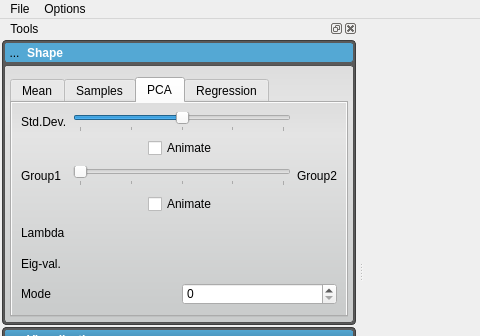
First picture: the form in code/ShapeWorksView2/ShapeWorksView2.ui, repository SCIInstitute/ShapeWorks, before the edit; both pictures show x 0 to 480 and y 0 to 336 of the 799 by 522 pixel window.
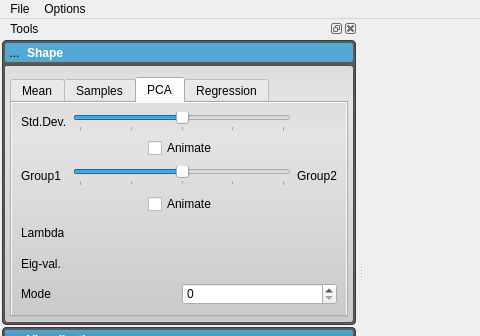
Second picture: the form after the edit. Icons and pictures are not drawn. Custom widgets are drawn as their Qt base class.

Commit message: Default group position is now in the middle.

What changed in the file:
```diff
--- a/code/ShapeWorksView2/ShapeWorksView2.ui
+++ b/code/ShapeWorksView2/ShapeWorksView2.ui
@@ -645,6 +645,9 @@
                    <property name="maximum">
                     <number>20</number>
                    </property>
+                   <property name="value">
+                    <number>10</number>
+                   </property>
                    <property name="orientation">
                     <enum>Qt::Horizontal</enum>
                    </property>
```
